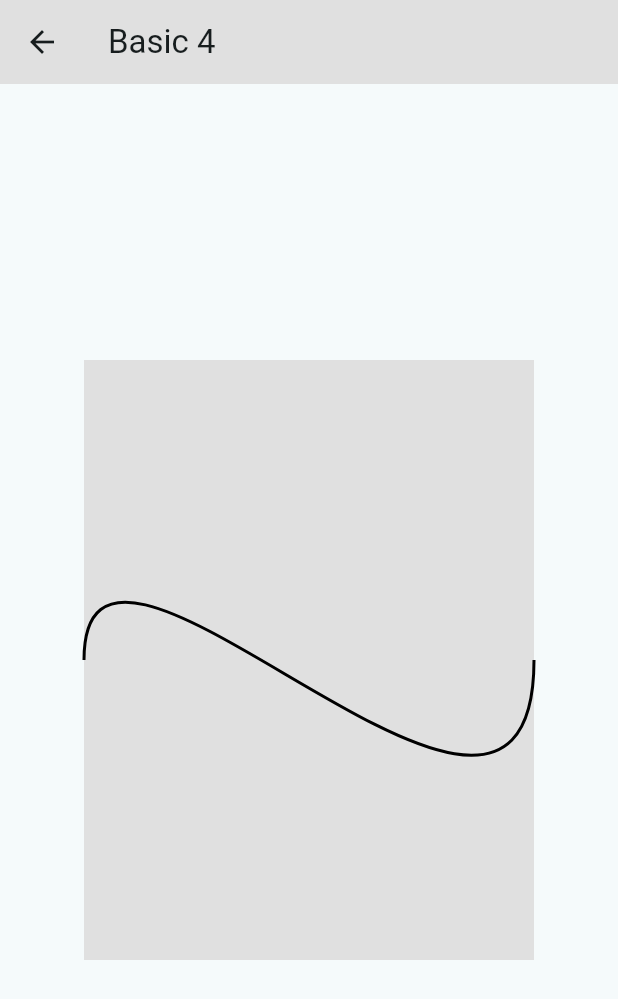
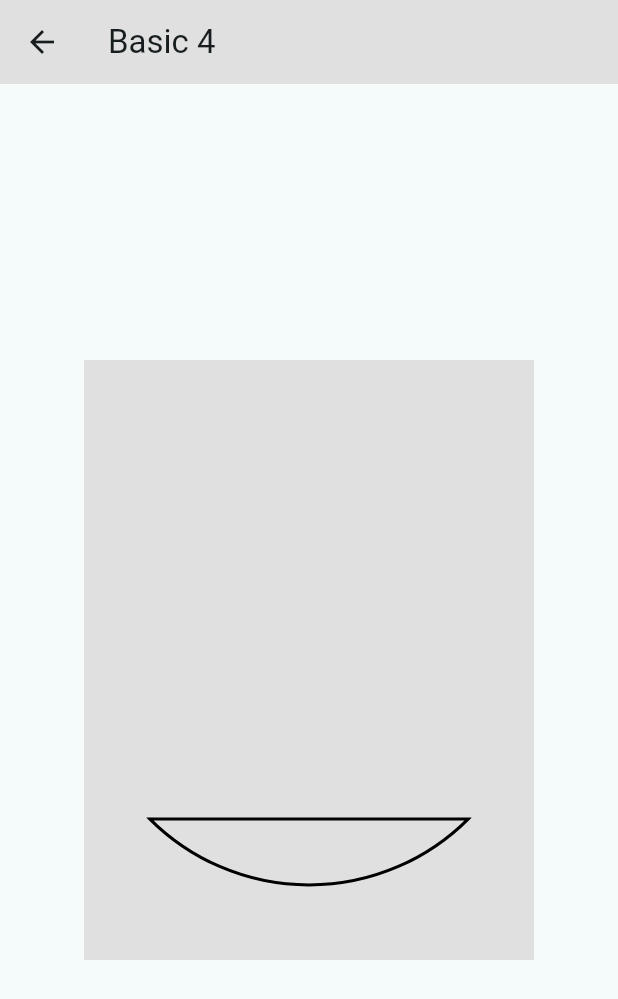
Before and after one commit to VaibhavVadle/flutter_playground, a Flutter app: the screen it shows after launch, after a tap on "Basic 4", on a phone screen of 412 x 824 dp. Shown: the top 999 px of the screen. Run offline on Flutter 3.47's test engine with Material 3 defaults, Android fonts, the phone set to English and light mode, and no system bars.

Commit message:
Added close path in canvas

```diff
--- a/lib/basics/basic_four.dart
+++ b/lib/basics/basic_four.dart
@@ -117,11 +117,19 @@ class CustomCurvePainter extends CustomPainter {
     // path.relativeQuadraticBezierTo(
     //     size.width / 2, size.height / 2, 0, size.height);
     // ---->
-    path.moveTo(0, size.height / 2);
+    // path.moveTo(0, size.height / 2);
     // path.cubicTo(0, size.height / 8, size.width, size.height, size.width, size.height /2);
-    path.relativeCubicTo(0, -((size.height / 2) - (size.height / 8)),
-        size.width, size.height / 2, size.width, 0);
-
+    // path.relativeCubicTo(0, -((size.height / 2) - (size.height / 8)),
+    //     size.width, size.height / 2, size.width, 0);
+    // ----> Close a path
+    path.arcTo(
+        Rect.fromCircle(
+            center: Offset(size.width / 2, size.height / 2),
+            radius: size.width / 2),
+        math.pi / 4,
+        math.pi / 2,
+        true);
+    path.close();
     canvas.drawPath(path, paint);
   }
 
```
